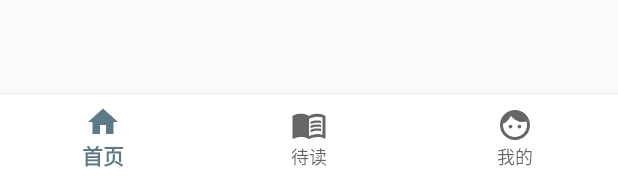
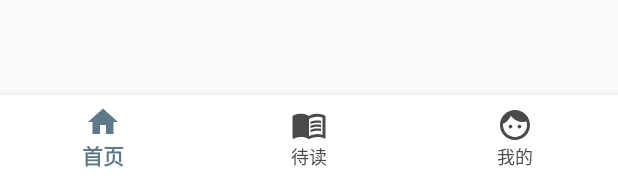
Before and after one commit to zhufree/SCP-Android, an Android app built with Jetpack Compose: the layout activity_main.xml on its own in the app's theme, with its tools: preview values and no code run, on a phone screen of 412 x 824 dp. Shown: the part 1057-1233 px from the top of the screen. Run offline under Robolectric (Android 15) with nearby library versions, the phone set to English and light mode, and no system bars.

Commit message:
[style] make night mode better

```diff
--- a/app/src/main/java/info/free/scp/MainActivity.kt
+++ b/app/src/main/java/info/free/scp/MainActivity.kt
@@ -121,8 +121,8 @@ class MainActivity : BaseActivity(), EasyPermissions.PermissionCallbacks {
         super.refreshTheme()
         binding.navigation.setBackgroundColor(ThemeUtil.containerBg)
         homeFragment.refreshTheme()
+        laterFragment.refreshTheme()
         userFragment.refreshTheme()
-        laterFragment.refreshTheme()
     }
 
     override fun onRequestPermissionsResult(requestCode: Int, permissions: Array<String>, grantResults: IntArray) {
--- a/app/src/main/java/info/free/scp/view/detail/DetailActivity.kt
+++ b/app/src/main/java/info/free/scp/view/detail/DetailActivity.kt
@@ -95,7 +95,7 @@ class DetailActivity : BaseActivity() {
         }
 
     private var nightTextStyle = "<style>body{background-color:#222;}p {font-size:" +
-            "$currentTextSize;}* {color:#aaa;}</style>"
+            "$currentTextSize;}* {color:#aaa;} blockquote, .forum-category-box  .description-block, .content-panel, .scp-image-block .scp-image-caption, table.wiki-content-table th, #toc, #lock-info, .change-textarea-size a, .mobile-top-bar li ul li a, .mobile-top-bar li ul, .top-bar li ul, .description, .btn-default, div[style*=\"background:#F5F5F5;\"]{background:#333!important;} div[style*=\"background:#f2f2c2;\"]{background:#f2f2c22b!important;} div[style*=\"background:#d3d3d3;\"]{background:#d3d3d32b!important;}</style>"
     private var dayTextStyle = "<style>body{background-color:#fff;}p {font-size:$currentTextSize;}* {color:#000;}</style>"
     private val siteStyle = "<link rel=\"stylesheet\" type=\"text/css\" href=\"style.css\" />"
     private var currentTextStyle = siteStyle + (if (ThemeUtil.currentTheme == NIGHT_THEME) nightTextStyle else dayTextStyle)
--- /dev/null
+++ b/app/src/main/res/color/bottum_nav_item_color.xml
@@ -0,0 +1,6 @@
+<?xml version="1.0" encoding="utf-8"?>
+<selector xmlns:android="http://schemas.android.com/apk/res/android">
+    <item android:state_checked="false" android:color="?attr/darkText" />
+    <item android:color="?attr/toolbarBg" android:state_checked="true" />
+    <item android:color="?attr/darkText" />
+</selector>
--- a/app/src/main/res/layout/activity_main.xml
+++ b/app/src/main/res/layout/activity_main.xml
@@ -22,6 +22,8 @@
         android:layout_marginEnd="0dp"
         android:layout_marginStart="0dp"
         android:background="@color/itemBgWhite"
+        app:itemTextColor="@color/bottum_nav_item_color"
+        app:itemIconTint="@color/bottum_nav_item_color"
         app:layout_constraintBottom_toBottomOf="parent"
         app:layout_constraintLeft_toLeftOf="parent"
         app:layout_constraintRight_toRightOf="parent"
--- a/app/src/main/res/layout/item_category.xml
+++ b/app/src/main/res/layout/item_category.xml
@@ -32,7 +32,7 @@
             android:layout_marginStart="16dp"
             android:layout_marginEnd="5dp"
             android:contentDescription="@string/app_name"
-            android:src="@drawable/baseline_folder_open_black_24dp"
+            android:src="?attr/folderIcon"
             app:layout_constraintBottom_toBottomOf="parent"
             app:layout_constraintStart_toStartOf="parent"
             app:layout_constraintTop_toTopOf="parent" />
--- a/app/src/main/res/values/attr.xml
+++ b/app/src/main/res/values/attr.xml
@@ -11,4 +11,6 @@
     <attr name="linkBlue" format="color" />
     <attr name="todoYellow" format="color" />
     <attr name="dividerGray" format="color" />
+    <attr name="folderIcon" format="reference" />
+    <attr name="CustomAlertDialogTheme" format="reference" />
 </resources>
--- a/app/src/main/res/values/colors.xml
+++ b/app/src/main/res/values/colors.xml
@@ -23,4 +23,5 @@
 
     <color name="itemBgWhite">#ffffff</color>
     <color name="white">#ffffff</color>
+    <color name="black">#000000</color>
 </resources>
```
Also changed, not shown: app/src/main/res/drawable/baseline_folder_open_gray_24dp.xml (added, +11 -0 lines), app/src/main/res/values/styles.xml (+6 -2 lines), app/src/main/res/drawable/img_break_logo.png, app/src/main/res/drawable/img_logo_cn.jpg (deleted), app/src/main/res/drawable/img_logo_cn.png (added).
